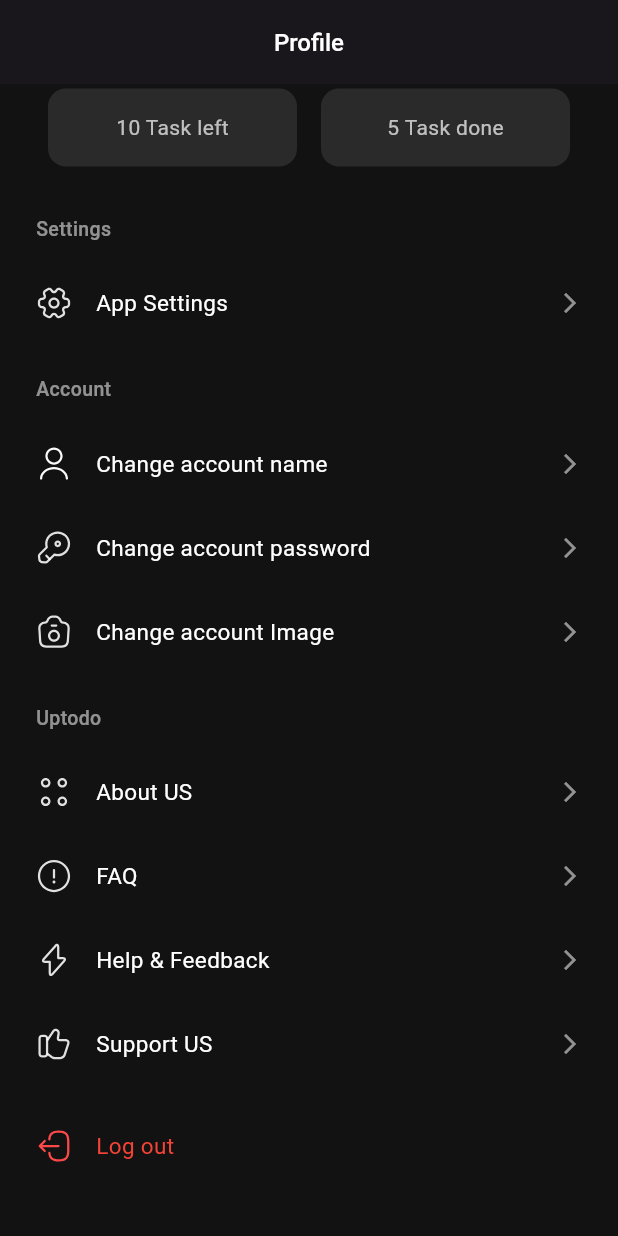
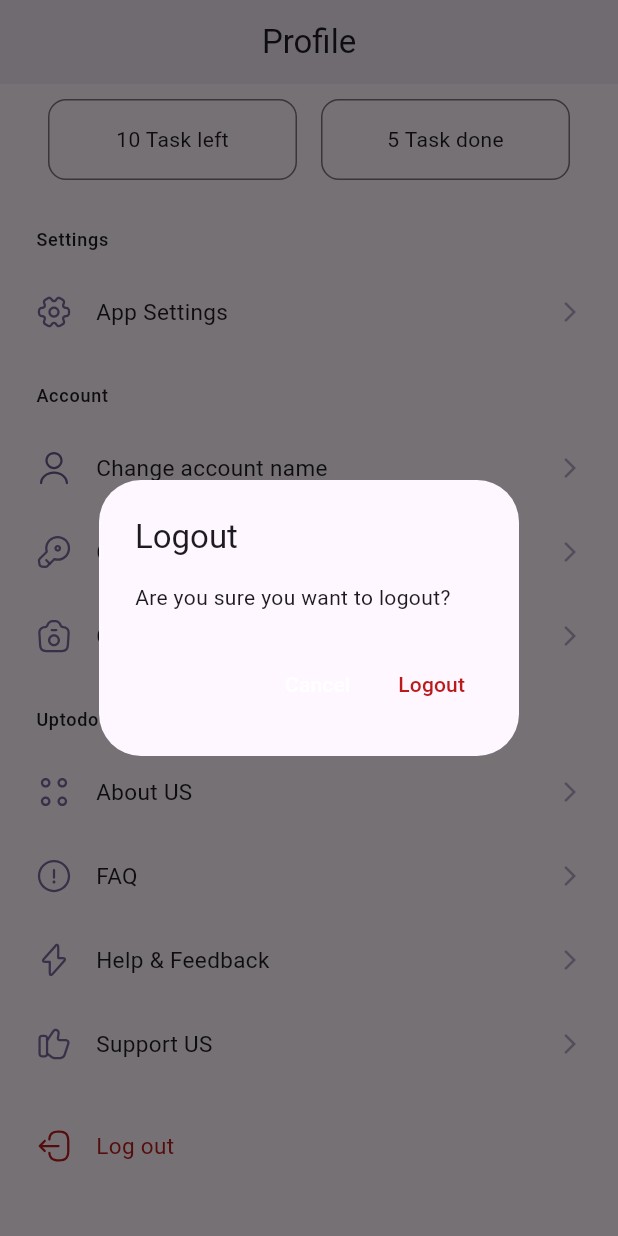
Before and after one commit to MohamedEmad7299/To-Do, a Flutter app: the ProfilePage screen opened by its route, scrolled down 182 dp, after a tap on "Log out", on a phone screen of 412 x 824 dp. Run offline on Flutter 3.47's test engine with Material 3 defaults, Android fonts, the phone set to English and light mode, and no system bars; our stand-ins replace bloc, cloud_firestore, equatable, firebase_auth, firebase_core, flutter_bloc and 8 more; missing offline and left inert: flutter_facebook_auth, local_auth_android; accounts and stored records are empty; statements that could not run were skipped.

```diff
--- a/lib/features/bottom_nav_pages/profile/presentation/profile_screen.dart
+++ b/lib/features/bottom_nav_pages/profile/presentation/profile_screen.dart
@@ -1,27 +1,106 @@
 
 import 'package:flutter/material.dart';
 import 'package:flutter_svg/flutter_svg.dart';
-import 'package:to_do/core/style/colors/app_colors.dart';
+import 'package:go_router/go_router.dart';
+import 'package:to_do/core/services/auth_service.dart';
+import 'package:to_do/core/routing/routes.dart';
 import '../../../../generated/assets.dart';
 
 class ProfilePage extends StatelessWidget {
+  final AuthService _authService = AuthService();
 
-  const ProfilePage({super.key});
+  ProfilePage({super.key});
+
+  void _handleLogout(BuildContext context) {
+    showDialog(
+      context: context,
+      builder: (BuildContext dialogContext) {
+        return AlertDialog(
+          backgroundColor: Theme.of(context).cardColor,
+          title: Text(
+            'Logout',
+            style: Theme.of(context).textTheme.titleLarge,
+          ),
+          content: Text(
+            'Are you sure you want to logout?',
+            style: Theme.of(context).textTheme.bodyMedium,
+          ),
+          actions: [
+            TextButton(
+              onPressed: () {
+                Navigator.of(dialogContext).pop();
+              },
+              child: const Text(
+                'Cancel',
+                style: TextStyle(
+                  color: Colors.white,
+                ),
+              ),
+            ),
+            TextButton(
+              onPressed: () async {
+                Navigator.of(dialogContext).pop();
+
+                // Show loading indicator
+                showDialog(
+                  context: context,
+                  barrierDismissible: false,
+                  builder: (BuildContext loadingContext) {
+                    return const Center(
+                      child: CircularProgressIndicator(),
+                    );
+                  },
+                );
+
+                try {
+                  // Perform logout
+                  await _authService.signOut();
+
+                  // Close loading indicator
+                  if (context.mounted) {
+                    Navigator.of(context).pop();
+
+                    // Navigate to login screen and clear navigation stack
+                    context.go(Routes.login);
+                  }
+                } catch (e) {
+                  // Close loading indicator
+                  if (context.mounted) {
+                    Navigator.of(context).pop();
+
+                    // Show error message
+                    ScaffoldMessenger.of(context).showSnackBar(
+                      SnackBar(
+                        content: Text('Logout failed: ${e.toString()}'),
+                        backgroundColor: Theme.of(context).colorScheme.error,
+                      ),
+                    );
+                  }
+                }
+              },
+              child: Text(
+                'Logout',
+                style: TextStyle(
+                  color: Theme.of(context).colorScheme.error,
+                ),
+              ),
+            ),
+          ],
+        );
+      },
+    );
+  }
 
   @override
   Widget build(BuildContext context) {
     return Scaffold(
-      backgroundColor: AppColors.nearBlack,
+      backgroundColor: Theme.of(context).scaffoldBackgroundColor,
       appBar: AppBar(
         backgroundColor: Colors.transparent,
         elevation: 0,
-        title: const Text(
+        title: Text(
           'Profile',
-          style: TextStyle(
-            color: Colors.white,
-            fontSize: 16,
-            fontWeight: FontWeight.w500,
-          ),
+          style: Theme.of(context).textTheme.titleLarge,
         ),
         centerTitle: true,
       ),
@@ -41,17 +120,13 @@ class ProfilePage extends StatelessWidget {
                   end: Alignment.bottomRight,
                 ),
               ),
-              child: const Icon(Icons.person, size: 50, color: Colors.white70),
+              child: const Icon(Icons.person, size: 50, color: Colors.white),
             ),
             const SizedBox(height: 16),
             // Name
-            const Text(
+            Text(
               'Martha Hays',
-              style: TextStyle(
-                color: Colors.white,
-                fontSize: 20,
-                fontWeight: FontWeight.w600,
-              ),
+              style: Theme.of(context).textTheme.headlineMedium,
             ),
             const SizedBox(height: 20),
             // Task Stats
@@ -63,17 +138,18 @@ class ProfilePage extends StatelessWidget {
                     child: Container(
                       padding: const EdgeInsets.symmetric(vertical: 16),
                       decoration: BoxDecoration(
-                        color: const Color(0xFF2A2A2A),
+                        color: Theme.of(context).cardColor,
                         borderRadius: BorderRadius.circular(12),
+                        border: Border.all(
+                          color: Theme.of(context).dividerColor,
+                          width: 1,
+                        ),
                       ),
-                      child: const Column(
+                      child: Column(
                         children: [
                           Text(
                             '10 Task left',
-                            style: TextStyle(
-                              color: Colors.white70,
-                              fontSize: 14,
-                            ),
+                            style: Theme.of(context).textTheme.bodyMedium,
                           ),
                         ],
                       ),
@@ -84,17 +160,18 @@ class ProfilePage extends StatelessWidget {
                     child: Container(
                       padding: const EdgeInsets.symmetric(vertical: 16),
                       decoration: BoxDecoration(
-                        color: const Color(0xFF2A2A2A),
+                        color: Theme.of(context).cardColor,
                         borderRadius: BorderRadius.circular(12),
+                        border: Border.all(
+                          color: Theme.of(context).dividerColor,
+                          width: 1,
+                        ),
                       ),
-                      child: const Column(
+                      child: Column(
                         children: [
                           Text(
                             '5 Task done',
-                            style: TextStyle(
-                              color: Colors.white70,
-                              fontSize: 14,
-                            ),
+                            style: Theme.of(context).textTheme.bodyMedium,
                           ),
                         ],
                       ),
@@ -105,100 +182,99 @@ class ProfilePage extends StatelessWidget {
             ),
             const SizedBox(height: 32),
             // Settings Section
-            const Padding(
-              padding: EdgeInsets.symmetric(horizontal: 24),
+            Padding(
+              padding: const EdgeInsets.symmetric(horizontal: 24),
               child: Align(
                 alignment: Alignment.centerLeft,
                 child: Text(
                   'Settings',
-                  style: TextStyle(
-                    color: Colors.white54,
-                    fontSize: 13,
-                    fontWeight: FontWeight.w500,
-                  ),
+                  style: Theme.of(context).textTheme.labelMedium,
                 ),
               ),
             ),
             const SizedBox(height: 12),
             _buildMenuItem(
+              context: context,
               icon: Assets.svgsSetting,
               title: 'App Settings',
-              onTap: () {},
+              onTap: () {
+                context.push(Routes.settings);
+              },
             ),
             const SizedBox(height: 20),
             // Account Section
-            const Padding(
-              padding: EdgeInsets.symmetric(horizontal: 24),
+            Padding(
+              padding: const EdgeInsets.symmetric(horizontal: 24),
               child: Align(
                 alignment: Alignment.centerLeft,
                 child: Text(
                   'Account',
-                  style: TextStyle(
-                    color: Colors.white54,
-                    fontSize: 13,
-                    fontWeight: FontWeight.w500,
-                  ),
+                  style: Theme.of(context).textTheme.labelMedium,
                 ),
               ),
             ),
             const SizedBox(height: 12),
             _buildMenuItem(
+              context: context,
               icon: Assets.svgsUser,
               title: 'Change account name',
               onTap: () {},
             ),
             _buildMenuItem(
+              context: context,
               icon: Assets.svgsKey,
               title: 'Change account password',
               onTap: () {},
             ),
             _buildMenuItem(
+              context: context,
               icon: Assets.svgsCamera,
               title: 'Change account Image',
               onTap: () {},
             ),
             const SizedBox(height: 20),
             // Uptodo Section
-            const Padding(
-              padding: EdgeInsets.symmetric(horizontal: 24),
+            Padding(
+              padding: const EdgeInsets.symmetric(horizontal: 24),
               child: Align(
                 alignment: Alignment.centerLeft,
                 child: Text(
                   'Uptodo',
-                  style: TextStyle(
-                    color: Colors.white54,
-                    fontSize: 13,
-                    fontWeight: FontWeight.w500,
-                  ),
+                  style: Theme.of(context).textTheme.labelMedium,
                 ),
               ),
             ),
             const SizedBox(height: 12),
             _buildMenuItem(
+              context: context,
               icon: Assets.svgsMenu,
               title: 'About US',
               onTap: () {},
             ),
             _buildMenuItem(
+              context: context,
               icon: Assets.svgsInfoCircle,
               title: 'FAQ',
               onTap: () {},
             ),
             _buildMenuItem(
+              context: context,
               icon: Assets.svgsFlash,
               title: 'Help & Feedback',
               onTap: () {},
             ),
             _buildMenuItem(
+              context: context,
               icon: Assets.svgsLike,
               title: 'Support US',
               onTap: () {},
             ),
             const SizedBox(height: 12),
             _buildMenuItem(
+              context: context,
               icon: Assets.svgsLogout,
               title: 'Log out',
-              onTap: () {},
+              onTap: () => _handleLogout(context),
               isDestructive: true,
             ),
             const SizedBox(height: 32),
@@ -209,6 +285,7 @@ class ProfilePage extends StatelessWidget {
   }
 
   static Widget _buildMenuItem({
+    required BuildContext context,
     required String icon,
     required String title,
     required VoidCallback onTap,
@@ -227,21 +304,29 @@ class ProfilePage extends StatelessWidget {
                 icon,
                 width: 24,
                 height: 24,
+                colorFilter: ColorFilter.mode(
+                  isDestructive
+                      ? Theme.of(context).colorScheme.error
+                      : Theme.of(context).colorScheme.primary,
+                  BlendMode.srcIn,
+                ),
               ),
               const SizedBox(width: 16),
               Expanded(
                 child: Text(
                   title,
                   style: TextStyle(
-                    color: isDestructive ? Colors.red : Colors.white,
+                    color: isDestructive
+                        ? Theme.of(context).colorScheme.error
+                        : Theme.of(context).textTheme.bodyLarge?.color,
                     fontSize: 15,
                   ),
                 ),
               ),
               if (!isDestructive)
-                const Icon(
+                Icon(
                   Icons.arrow_forward_ios,
-                  color: Colors.white54,
+                  color: Theme.of(context).colorScheme.primary.withValues(alpha: 0.5),
                   size: 16,
                 ),
             ],
```
